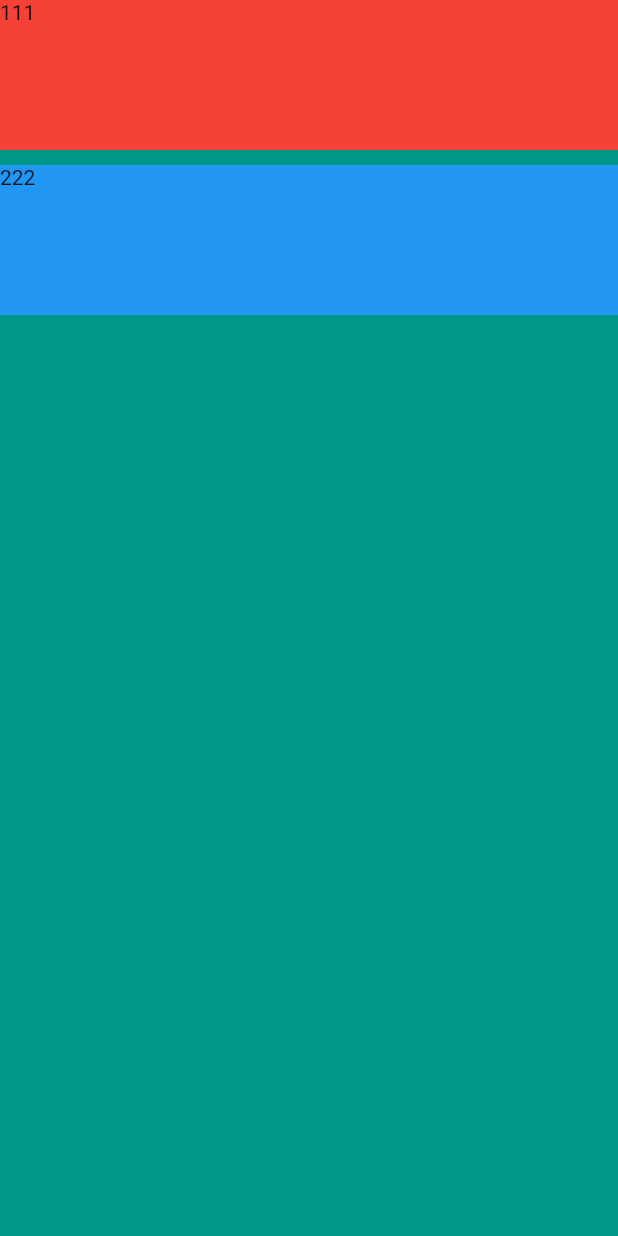
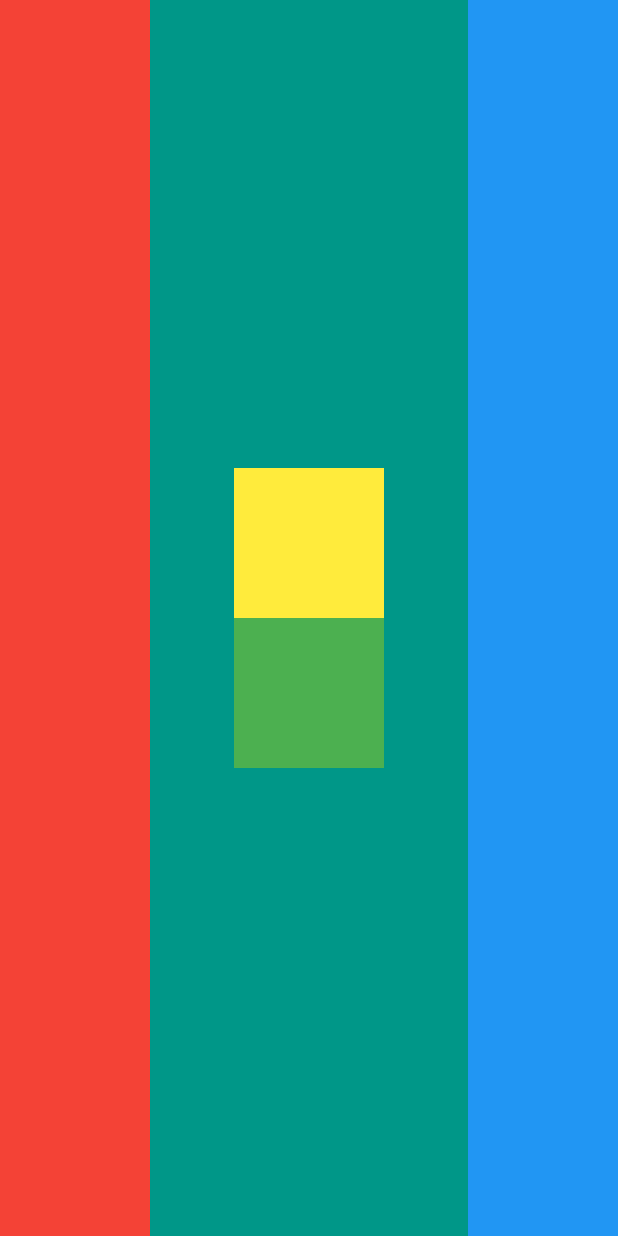
Before and after one commit to gpetuhov/FlutterTutorial, a Flutter app: the screen it shows after launch, on a phone screen of 412 x 824 dp. Run offline on Flutter 3.47's test engine with Material 2 defaults, Android fonts, the phone set to English and light mode, and no system bars.

```diff
--- a/02-MiCard/mi_card_flutter/lib/main.dart
+++ b/02-MiCard/mi_card_flutter/lib/main.dart
@@ -1,7 +1,7 @@
 import 'package:flutter/material.dart';
 
 void main() {
-  runApp(MyApp());
+  runApp(Challenge());
 }
 
 // Hot Reload applies changes to the UI without changing the state.
@@ -52,6 +52,47 @@ class MyApp extends StatelessWidget {
   }
 }
 
+class Challenge extends StatelessWidget {
+  @override
+  Widget build(BuildContext context) {
+    return MaterialApp(
+      home: Scaffold(
+        backgroundColor: Colors.teal,
+        body: SafeArea(
+          child: Row(
+            mainAxisAlignment: MainAxisAlignment.spaceBetween,
+            children: [
+              Container(
+                width: 100.0,
+                color: Colors.red,
+              ),
+              Column(
+                mainAxisAlignment: MainAxisAlignment.center,
+                children: [
+                  Container(
+                    width: 100.0,
+                    height: 100.0,
+                    color: Colors.yellow,
+                  ),
+                  Container(
+                    width: 100.0,
+                    height: 100.0,
+                    color: Colors.green,
+                  )
+                ],
+              ),
+              Container(
+                width: 100.0,
+                color: Colors.blue,
+              ),
+            ],
+          ),
+        ),
+      ),
+    );
+  }
+}
+
 // Note: set margin and padding like this
 // margin: EdgeInsets.all(20.0),
 // padding: EdgeInsets.all(10.0),
```
